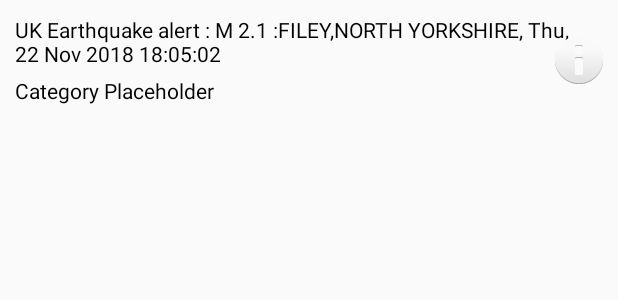
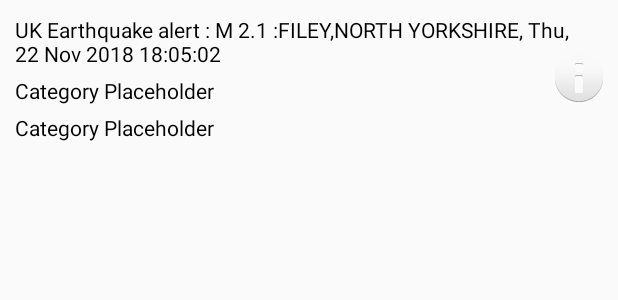
Before and after one commit to NoonanL/MPD_coursework, an Android app: the layout row_item.xml on its own in the app's theme, with its tools: preview values and no code run, on a phone screen of 412 x 824 dp. Shown: the top 300 px of the screen. Run offline under Robolectric (Android 15) with nearby library versions, the phone set to English and light mode, and no system bars.

```diff
--- a/app/src/main/res/layout/row_item.xml
+++ b/app/src/main/res/layout/row_item.xml
@@ -18,10 +18,19 @@
 
 
     <TextView
-        android:id="@+id/pubDate"
+        android:id="@+id/txtDate"
         android:layout_width="wrap_content"
         android:layout_height="wrap_content"
         android:layout_below="@+id/title"
+        android:layout_marginTop="5dp"
+        android:text="Category Placeholder"
+        android:textColor="@android:color/black" />
+
+    <TextView
+        android:id="@+id/txtMag"
+        android:layout_width="wrap_content"
+        android:layout_height="wrap_content"
+        android:layout_below="@+id/txtDate"
         android:layout_marginTop="5dp"
         android:text="Category Placeholder"
         android:textColor="@android:color/black" />
```
Also changed, not shown: app/src/main/java/com/example/mpd_coursework_liamnoonan_s1512127/Earthquake.java (+11 -0 lines), app/src/main/java/com/example/mpd_coursework_liamnoonan_s1512127/ListViewAdapter.java (+9 -6 lines), app/src/main/java/com/example/mpd_coursework_liamnoonan_s1512127/MainActivity.java (+62 -2 lines), app/src/main/res/layout/activity_main.xml (+9 -0 lines).
